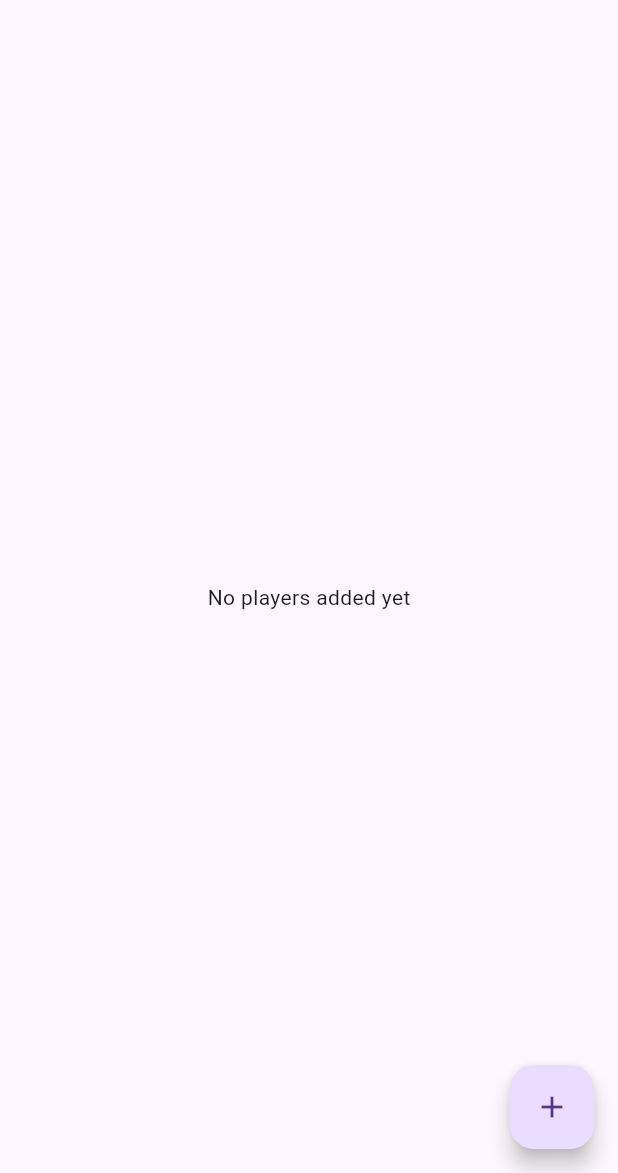
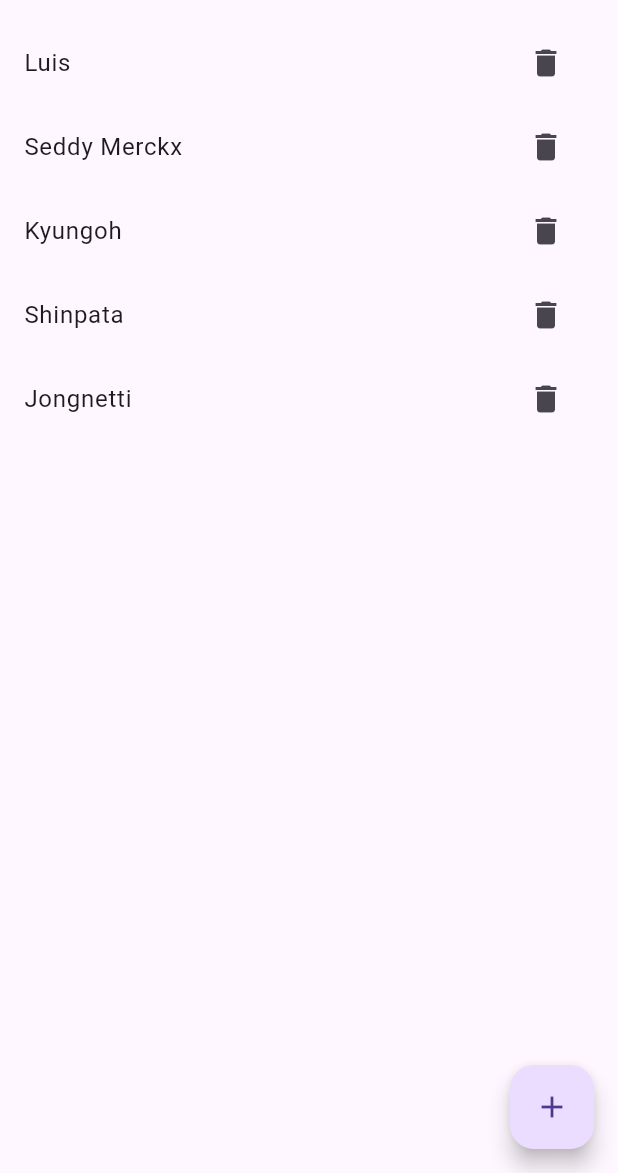
Before and after one commit to MiMejorBillar/sbn, a Flutter app: the PlayersList screen opened directly, on a phone screen of 412 x 824 dp, the part 63-1236 px from its top. Run offline on Flutter 3.47's test engine with Material 3 defaults, Android fonts, the phone set to English and light mode, and no system bars; our stand-ins replace flutter_riverpod.

Commit message:
preset players added

```diff
--- a/lib/riverpod/providers.dart
+++ b/lib/riverpod/providers.dart
@@ -24,14 +24,20 @@ class Player {
   final String icon;
   Player({required this.name, required this.handicap, required this.icon});
 }
-
+final List<Player> presetPlayers = [
+  Player(name: 'Luis', handicap: 20, icon: 'assets/flags/peru.png'),
+  Player(name: 'Seddy Merckx', handicap: 18, icon: 'assets/flags/canada.png'),
+  Player(name: 'Kyungoh', handicap: 22, icon: 'assets/flags/korea.png'),
+  Player(name: 'Shinpata', handicap: 18, icon: 'assets/flags/korea.png'),
+  Player(name: 'Jongnetti', handicap: 15, icon: 'assets/flags/korea.png'),
+];
 final playersProvider =
     StateNotifierProvider<PlayersNotifier, List<Player>>((ref) {
   return PlayersNotifier();
 });
 
 class PlayersNotifier extends StateNotifier<List<Player>> {
-  PlayersNotifier() : super([]);
+  PlayersNotifier() : super(presetPlayers);
 
   void addPlayer(Player player) {
     state = [...state, player];
```
